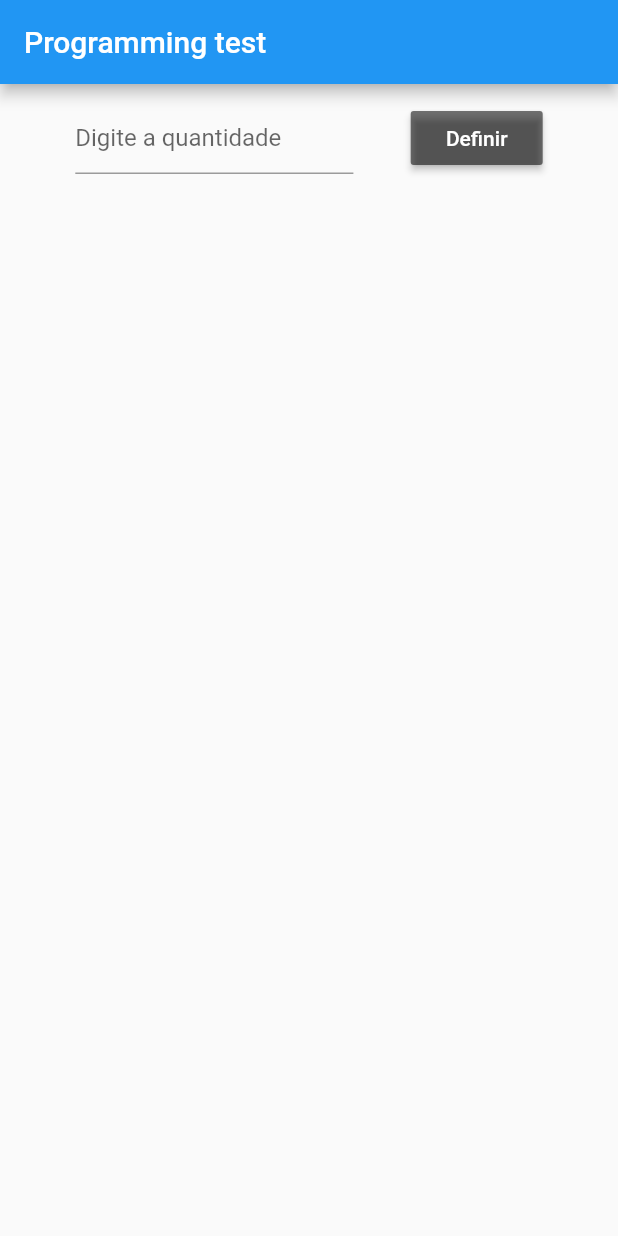
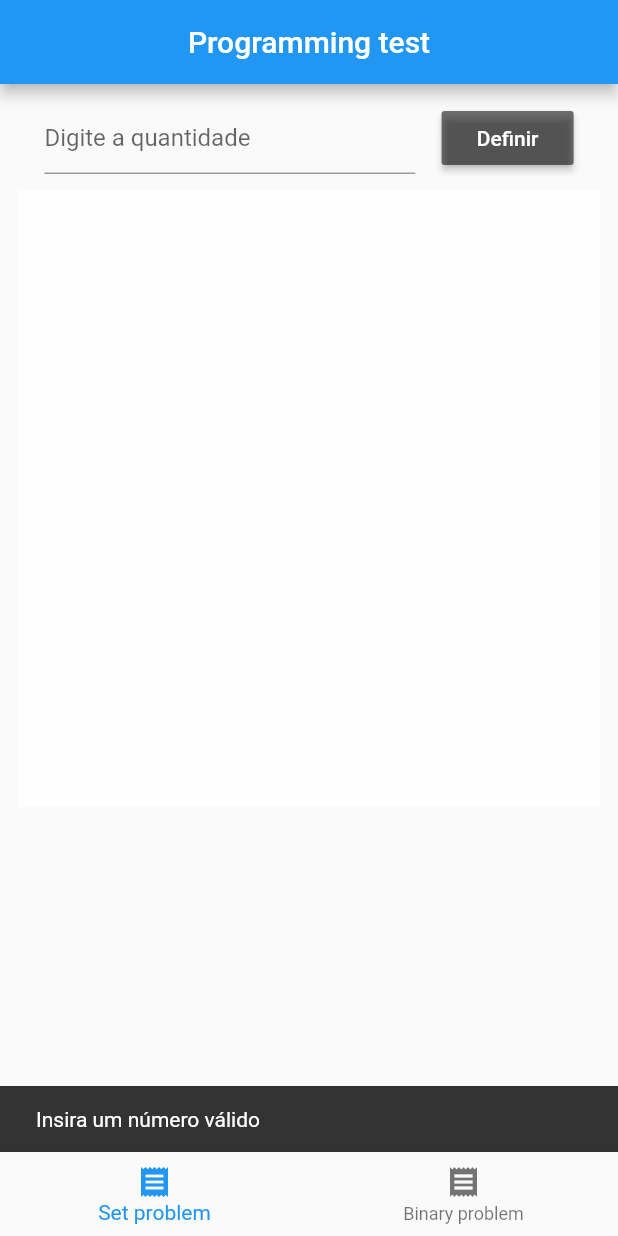
Before and after one commit to kleytonstn/programming_test, a Flutter app: the screen it shows after launch, after a tap on "Definir", on a phone screen of 412 x 824 dp. Run offline on Flutter 3.47's test engine with Material 2 defaults, Android fonts, the phone set to English and light mode, and no system bars; our stand-ins replace rxdart.

Commit message:
binary problem done

```diff
--- a/lib/domain/home_bloc.dart
+++ b/lib/domain/home_bloc.dart
@@ -1,74 +1,14 @@
-import 'dart:async';
-
-import 'package:flutter/material.dart';
 import 'package:rxdart/rxdart.dart';
 
 class HomeBloc {
-  bool firstInsertion = true;
-  int quantity;
-  List<int> numbers = [];
-  final _hintStreamController = BehaviorSubject<String>.seeded(firstHintText);
-  Stream<String> get hintStream => _hintStreamController.stream;
+  final _indexStreamController = BehaviorSubject<int>.seeded(0);
+  Stream<int> get indexStream => _indexStreamController.stream;
 
-  final _addStreamController = BehaviorSubject<String>.seeded(firstAddButton);
-  Stream<String> get addStream => _addStreamController.stream;
-
-  final _enableAddStreamController = BehaviorSubject<bool>.seeded(true);
-  Stream<bool> get enableAddBtn => _enableAddStreamController.stream;
-
-  final _resultStreamController = BehaviorSubject<List<int>>.seeded([]);
-  Stream<List<int>> get resultStream => _resultStreamController.stream;
-
-  static String firstHintText = 'Digite a quantidade';
-  static String laterHintText = 'Digite um número';
-
-  static String firstAddButton = 'Definir';
-  static String laterAddButton = 'Adicionar';
-
-  void add({TextEditingController controller}) {
-    if (controller.text.length < 1) {
-      return;
-    }
-    int insertedValue = int.parse(controller.text);
-    if (firstInsertion) {
-      quantity = insertedValue;
-      init();
-    } else {
-      numbers.add(insertedValue);
-    }
-    if (quantity == numbers.length) {
-      _enableAddStreamController.sink.add(false);
-      evaluate();
-    }
-    controller.clear();
-  }
-
-  void evaluate() {
-    numbers = numbers.toSet().toList();
-    numbers.sort();
-    _resultStreamController.sink.add(numbers);
-    reset();
-  }
-
-  void init() {
-    numbers = [];
-    firstInsertion = false;
-    _hintStreamController.sink.add(laterHintText);
-    _addStreamController.sink.add(laterAddButton);
-    _resultStreamController.sink.add([]);
-  }
-
-  void reset() {
-    firstInsertion = true;
-    _hintStreamController.sink.add(firstHintText);
-    _addStreamController.sink.add(firstAddButton);
-    _enableAddStreamController.sink.add(true);
+  void updateIndex({int index}) {
+    _indexStreamController.sink.add(index);
   }
 
   void dispose() {
-    _hintStreamController.close();
-    _addStreamController.close();
-    _enableAddStreamController.close();
-    _resultStreamController.close();
+    _indexStreamController.close();
   }
 }
--- /dev/null
+++ b/lib/domain/set_problem_bloc.dart
@@ -0,0 +1,101 @@
+import 'dart:async';
+
+import 'package:flutter/material.dart';
+import 'package:rxdart/rxdart.dart';
+
+class SetProblemBloc {
+  bool firstInsertion = true;
+  int quantity;
+  List<int> numbers = [];
+  TextEditingController textController = TextEditingController();
+
+  final _hintStreamController = BehaviorSubject<String>.seeded(firstHintText);
+  Stream<String> get hintStream => _hintStreamController.stream;
+
+  final _addStreamController = BehaviorSubject<String>.seeded(firstAddButton);
+  Stream<String> get addStream => _addStreamController.stream;
+
+  final _enableAddStreamController = BehaviorSubject<bool>.seeded(true);
+  Stream<bool> get enableAddBtn => _enableAddStreamController.stream;
+
+  final _resultStreamController = BehaviorSubject<List<int>>.seeded([]);
+  Stream<List<int>> get resultStream => _resultStreamController.stream;
+
+  static String firstHintText = 'Digite a quantidade';
+  static String laterHintText = 'Digite um número';
+
+  static String firstAddButton = 'Definir';
+  static String laterAddButton = 'Adicionar';
+
+  void add({BuildContext context}) {
+    showMessage() => Scaffold.of(context).showSnackBar(
+          SnackBar(
+            duration: Duration(seconds: 2),
+            content: Text('Insira um número válido'),
+          ),
+        );
+    cancelInsertion() {
+      showMessage();
+      textController.clear();
+    }
+
+    int insertedValue;
+    try {
+      insertedValue = int.parse(textController.text);
+      if (firstInsertion) {
+        if (insertedValue < 1 || insertedValue > 1000) {
+          cancelInsertion();
+          return;
+        }
+      } else {
+        if (insertedValue < -1000 || insertedValue > 1000) {
+          cancelInsertion();
+          return;
+        }
+      }
+    } catch (e) {
+      cancelInsertion();
+      return;
+    }
+    if (firstInsertion) {
+      quantity = insertedValue;
+      init();
+    } else {
+      numbers.add(insertedValue);
+    }
+    if (quantity == numbers.length) {
+      _enableAddStreamController.sink.add(false);
+      evaluate();
+    }
+    textController.clear();
+  }
+
+  void evaluate() {
+    numbers = numbers.toSet().toList();
+    numbers.sort();
+    _resultStreamController.sink.add(numbers);
+    reset();
+  }
+
+  void init() {
+    numbers = [];
+    firstInsertion = false;
+    _hintStreamController.sink.add(laterHintText);
+    _addStreamController.sink.add(laterAddButton);
+    _resultStreamController.sink.add([]);
+  }
+
+  void reset() {
+    firstInsertion = true;
+    _hintStreamController.sink.add(firstHintText);
+    _addStreamController.sink.add(firstAddButton);
+    _enableAddStreamController.sink.add(true);
+  }
+
+  void dispose() {
+    _hintStreamController.close();
+    _addStreamController.close();
+    _enableAddStreamController.close();
+    _resultStreamController.close();
+  }
+}
--- a/lib/presentation/home_page.dart
+++ b/lib/presentation/home_page.dart
@@ -1,5 +1,7 @@
 import 'package:flutter/material.dart';
 import 'package:programming_test/domain/home_bloc.dart';
+import 'package:programming_test/presentation/binary_problem_page.dart';
+import 'package:programming_test/presentation/set_problem_page.dart';
 
 class HomePage extends StatefulWidget {
   @override
@@ -8,82 +10,44 @@ class HomePage extends StatefulWidget {
 
 class _HomePageState extends State<HomePage> {
   HomeBloc _bloc = HomeBloc();
-  TextEditingController _controller = TextEditingController();
 
   @override
   Widget build(BuildContext context) {
+    List<Widget> pages = [
+      SetProblem(context: context),
+      BinaryProblem(context: context),
+    ];
+    return StreamBuilder<int>(
+      stream: _bloc.indexStream,
+      builder: (context, snapshot) {
+        if (snapshot.data == null) {
+          return Container();
+        }
         return Scaffold(
           appBar: AppBar(
-        title: Text('Programming test'),
+            title: Center(child: Text('Programming test')),
           ),
-      body: Center(
-        child: Padding(
-          padding: const EdgeInsets.all(12.0),
-          child: Column(
-            children: <Widget>[
-              Row(
-                mainAxisAlignment: MainAxisAlignment.spaceEvenly,
-                children: <Widget>[
-                  Container(
-                    width: MediaQuery.of(context).size.width * 0.45,
-                    child: StreamBuilder<String>(
-                        stream: _bloc.hintStream,
-                        builder: (context, snapshot) {
-                          return TextField(
-                            controller: _controller,
-                            decoration: InputDecoration(
-                              hintText: snapshot.data,
+          bottomNavigationBar: BottomNavigationBar(
+            currentIndex: snapshot.data,
+            onTap: (index) => _bloc.updateIndex(index: index),
+            items: [
+              BottomNavigationBarItem(
+                icon: Icon(Icons.receipt),
+                title: Text('Set problem'),
               ),
-                          );
-                        }),
+              BottomNavigationBarItem(
+                icon: Icon(Icons.receipt),
+                title: Text('Binary problem'),
               ),
-                  StreamBuilder<bool>(
-                      stream: _bloc.enableAddBtn,
-                      builder: (context, snapshot) {
-                        return RaisedButton(
-                          child: StreamBuilder<String>(
-                              stream: _bloc.addStream,
-                              builder: (context, snapshot) {
-                                return Text(
-                                  snapshot.data,
-                                  style: TextStyle(color: Colors.white),
-                                );
-                              }),
-                          disabledColor: Colors.black26,
-                          color: Colors.black54,
-                          onPressed: snapshot.data
-                              ? () => _bloc.add(controller: _controller)
-                              : null,
-                        );
-                      }),
             ],
           ),
-              Container(height: 10.0),
-              Container(
-                height: MediaQuery.of(context).size.width * 0.5,
-                child: StreamBuilder<List<int>>(
-                    stream: _bloc.resultStream,
-                    builder: (context, snapshot) {
-                      if (snapshot.data.isEmpty) {
-                        return Container();
-                      }
-                      return ListView.builder(
-                        itemCount: snapshot.data.length,
-                        itemBuilder: (context, index) {
-                          return Padding(
-                            padding: EdgeInsets.all(3.0),
-                            child: Text(
-                              snapshot.data[index].toString(),
+          body: SafeArea(
+            top: true,
+            bottom: true,
+            child: pages[snapshot.data],
           ),
         );
       },
-                      );
-                    }),
-              )
-            ],
-          ),
-        ),
-      ), // This trailing comma makes auto-formatting nicer for build methods.
     );
   }
 
--- /dev/null
+++ b/lib/presentation/set_problem_page.dart
@@ -0,0 +1,104 @@
+import 'package:flutter/cupertino.dart';
+import 'package:flutter/material.dart';
+import 'package:programming_test/domain/set_problem_bloc.dart';
+
+class SetProblem extends StatefulWidget {
+  final BuildContext context;
+  SetProblem({this.context});
+
+  @override
+  _SetProblemState createState() => _SetProblemState();
+}
+
+class _SetProblemState extends State<SetProblem> {
+  final _bloc = SetProblemBloc();
+
+  @override
+  Widget build(BuildContext context) {
+    return Center(
+      child: Padding(
+        padding: const EdgeInsets.all(12.0),
+        child: Column(
+          children: <Widget>[
+            Row(
+              mainAxisAlignment: MainAxisAlignment.spaceEvenly,
+              children: <Widget>[
+                Container(
+                  width: MediaQuery.of(context).size.width * 0.6,
+                  child: StreamBuilder<String>(
+                      stream: _bloc.hintStream,
+                      builder: (context, snapshot) {
+                        if (snapshot.data == null) {
+                          return Container();
+                        }
+                        return TextField(
+                          controller: _bloc.textController,
+                          keyboardType: TextInputType.number,
+                          decoration: InputDecoration(
+                            hintText: snapshot.data,
+                          ),
+                        );
+                      }),
+                ),
+                StreamBuilder<bool>(
+                    stream: _bloc.enableAddBtn,
+                    builder: (context, snapshot) {
+                      if (snapshot.data == null) {
+                        return Container();
+                      }
+                      return RaisedButton(
+                        child: StreamBuilder<String>(
+                            stream: _bloc.addStream,
+                            builder: (context, snapshot) {
+                              if (snapshot.data == null) {
+                                return Container();
+                              }
+                              return Text(
+                                snapshot.data,
+                                style: TextStyle(color: Colors.white),
+                              );
+                            }),
+                        disabledColor: Colors.black26,
+                        color: Colors.black54,
+                        onPressed: snapshot.data
+                            ? () => _bloc.add(context: context)
+                            : null,
+                      );
+                    }),
+              ],
+            ),
+            Container(height: 10.0),
+            Container(
+              height: MediaQuery.of(context).size.height * 0.5,
+              color: Colors.white70,
+              child: StreamBuilder<List<int>>(
+                  stream: _bloc.resultStream,
+                  builder: (context, snapshot) {
+                    if (snapshot.data == null || snapshot.data.isEmpty) {
+                      return Container();
+                    }
+                    return ListView.builder(
+                      itemCount: snapshot.data.length,
+                      itemBuilder: (context, index) {
+                        return Padding(
+                          padding: EdgeInsets.all(3.0),
+                          child: Text(
+                            snapshot.data[index].toString(),
+                          ),
+                        );
+                      },
+                    );
+                  }),
+            )
+          ],
+        ),
+      ),
+    );
+  }
+
+  @override
+  void dispose() {
+    _bloc.dispose();
+    super.dispose();
+  }
+}
```
Also changed, not shown: lib/domain/bin_operation.dart (added, +54 -0 lines), lib/domain/binary_problem_bloc.dart (added, +91 -0 lines), lib/presentation/binary_problem_page.dart (added, +94 -0 lines), 4 other files. Lines whose indentation alone changed are shown as unchanged.
